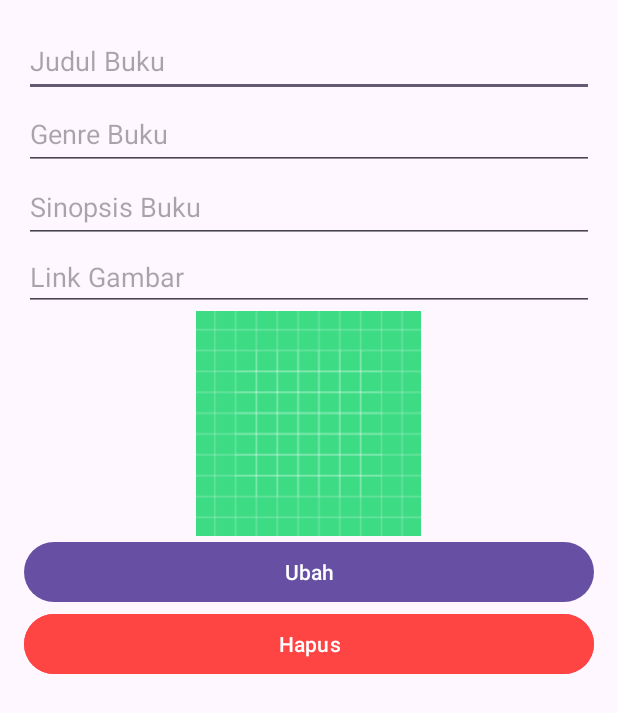
After one commit to birrosabigail/fitcle, an Android app: the EditBookActivity screen opened directly, with no data from a screen before it, on a phone screen of 412 x 824 dp. The commit adds this screen. Shown: the top 713 px of the screen. Run offline under Robolectric (Android 15) with nearby library versions, the phone set to English and light mode, and no system bars; our stand-ins replace Firebase (no records; nobody signed in at launch, a user with empty details on screens opened directly).

Commit message:
Update Firestore

```diff
--- /dev/null
+++ b/app/src/main/java/com/birros/eksportfigmafitcle/EditBookActivity.kt
@@ -0,0 +1,84 @@
+package com.birros.eksportfigmafitcle
+
+import android.os.Bundle
+import android.text.Editable
+import android.text.TextWatcher
+import android.widget.Button
+import android.widget.EditText
+import android.widget.ImageView
+import android.widget.Toast
+import androidx.appcompat.app.AppCompatActivity
+import com.bumptech.glide.Glide
+import com.google.firebase.firestore.FirebaseFirestore
+
+class EditBookActivity : AppCompatActivity() {
+    private lateinit var etJudul: EditText
+    private lateinit var etGenre: EditText
+    private lateinit var etSinopsis: EditText
+    private lateinit var btnUbah: Button
+    private lateinit var btnHapus: Button
+    private lateinit var firestore: FirebaseFirestore
+    private lateinit var bookId: String
+    private lateinit var etGambar: EditText
+    private lateinit var imgPreview: ImageView
+
+    override fun onCreate(savedInstanceState: Bundle?) {
+        super.onCreate(savedInstanceState)
+        setContentView(R.layout.activity_edit_book)
+
+        etJudul = findViewById(R.id.etJudul)
+        etGenre = findViewById(R.id.etGenre)
+        etSinopsis = findViewById(R.id.etSinopsis)
+        btnUbah = findViewById(R.id.btnUbah)
+        btnHapus = findViewById(R.id.btnHapus)
+        etGambar = findViewById(R.id.etGambar)
+        imgPreview = findViewById(R.id.imgPreview)
+        firestore = FirebaseFirestore.getInstance()
+        bookId = intent.getStringExtra("bookId") ?: ""
+
+        ambilData()
+
+        btnUbah.setOnClickListener {
+            val update = mapOf(
+                "title" to etJudul.text.toString(),
+                "genre" to etGenre.text.toString(),
+                "synopsis" to etSinopsis.text.toString(),
+                "gambar" to etGambar.text.toString()
+            )
+            firestore.collection("buku").document(bookId).update(update).addOnSuccessListener {
+                Toast.makeText(this, "Buku diubah", Toast.LENGTH_SHORT).show()
+                finish()
+            }
+        }
+
+        btnHapus.setOnClickListener {
+            firestore.collection("buku").document(bookId).delete().addOnSuccessListener {
+                Toast.makeText(this, "Buku dihapus", Toast.LENGTH_SHORT).show()
+                finish()
+            }
+        }
+        etGambar.addTextChangedListener(object : TextWatcher {
+            override fun afterTextChanged(s: Editable?) {
+                val url = s.toString()
+                if (url.isNotEmpty()) {
+                    Glide.with(this@EditBookActivity)
+                        .load(url)
+                        .into(imgPreview)
+                } else {
+                    imgPreview.setImageResource(R.drawable.ic_launcher_background)
+                }
+            }
+            override fun beforeTextChanged(s: CharSequence?, start: Int, count: Int, after: Int) {}
+            override fun onTextChanged(s: CharSequence?, start: Int, before: Int, count: Int) {}
+        })
+    }
+
+    private fun ambilData() {
+        firestore.collection("buku").document(bookId).get().addOnSuccessListener { doc ->
+            etJudul.setText(doc.getString("title"))
+            etGenre.setText(doc.getString("genre"))
+            etSinopsis.setText(doc.getString("synopsis"))
+            etGambar.setText(doc.getString(("gambar")))
+        }
+    }
+}
--- /dev/null
+++ b/app/src/main/res/layout/activity_edit_book.xml
@@ -0,0 +1,60 @@
+<?xml version="1.0" encoding="utf-8"?>
+<LinearLayout xmlns:android="http://schemas.android.com/apk/res/android"
+    android:layout_width="match_parent" android:layout_height="match_parent"
+    android:orientation="vertical" android:padding="16dp">
+
+    <EditText
+        android:id="@+id/etJudul"
+        android:layout_width="match_parent"
+        android:layout_height="wrap_content"
+        android:hint="Judul Buku"
+        android:minHeight="48dp"
+        android:paddingVertical="12dp" />
+
+    <EditText
+        android:id="@+id/etGenre"
+        android:layout_width="match_parent"
+        android:layout_height="wrap_content"
+        android:hint="Genre Buku"
+        android:minHeight="48dp"
+        android:paddingVertical="12dp" />
+
+    <EditText
+        android:id="@+id/etSinopsis"
+        android:layout_width="match_parent"
+        android:layout_height="wrap_content"
+        android:hint="Sinopsis Buku"
+        android:minHeight="48dp"
+        android:paddingVertical="12dp" />
+
+    <EditText
+        android:id="@+id/etGambar"
+        android:layout_width="match_parent"
+        android:layout_height="wrap_content"
+        android:hint="Link Gambar" />
+    <ImageView
+        android:id="@+id/imgPreview"
+        android:layout_width="150dp"
+        android:layout_height="150dp"
+        android:layout_gravity="center"
+        android:scaleType="centerCrop"
+        android:src="@drawable/ic_launcher_background" />
+
+    <Button
+        android:id="@+id/btnUbah"
+        android:text="Ubah"
+        android:layout_width="match_parent"
+        android:layout_height="wrap_content"
+        android:minHeight="48dp" />
+
+
+    <Button
+        android:id="@+id/btnHapus"
+        android:text="Hapus"
+        android:layout_width="match_parent"
+        android:layout_height="wrap_content"
+        android:minHeight="48dp"
+        android:backgroundTint="#FF4444"
+        android:textColor="#FFFFFF" />
+
+</LinearLayout>
--- a/app/src/main/res/layout/activity_oo.xml
+++ b/app/src/main/res/layout/activity_oo.xml
@@ -213,7 +213,7 @@
         android:id="@+id/imageView44"
         android:layout_width="wrap_content"
         android:layout_height="wrap_content"
-        android:layout_marginTop="32dp"
+        android:layout_marginTop="60dp"
         app:layout_constraintEnd_toEndOf="parent"
         app:layout_constraintHorizontal_bias="0.059"
         app:layout_constraintStart_toStartOf="parent"
--- a/app/src/main/res/layout/activity_utamaew.xml
+++ b/app/src/main/res/layout/activity_utamaew.xml
@@ -122,9 +122,9 @@
         android:id="@+id/imageView20"
         android:layout_width="398dp"
         android:layout_height="112dp"
-        android:layout_marginTop="8dp"
+        android:layout_marginTop="12dp"
         app:layout_constraintEnd_toEndOf="parent"
-        app:layout_constraintHorizontal_bias="0.333"
+        app:layout_constraintHorizontal_bias="0.384"
         app:layout_constraintStart_toStartOf="parent"
         app:layout_constraintTop_toBottomOf="@+id/imageView13"
         app:srcCompat="@drawable/comedyy" />
--- a/build.gradle.kts
+++ b/build.gradle.kts
@@ -2,4 +2,5 @@
 plugins {
     alias(libs.plugins.android.application) apply false
     alias(libs.plugins.jetbrains.kotlin.android) apply false
+    id("com.google.gms.google-services") version "4.4.2" apply false
 }
--- a/gradle/libs.versions.toml
+++ b/gradle/libs.versions.toml
@@ -1,6 +1,6 @@
 [versions]
 agp = "8.5.1"
-kotlin = "1.9.0"
+kotlin = "2.1.0"
 coreKtx = "1.13.1"
 junit = "4.13.2"
 junitVersion = "1.2.1"
@@ -9,6 +9,8 @@ appcompat = "1.7.0"
 material = "1.12.0"
 activity = "1.9.2"
 constraintlayout = "2.1.4"
+googleGmsGoogleServices = "4.4.2"
+firebaseFirestore = "25.1.4"
 
 [libraries]
 androidx-core-ktx = { group = "androidx.core", name = "core-ktx", version.ref = "coreKtx" }
@@ -19,7 +21,9 @@ androidx-appcompat = { group = "androidx.appcompat", name = "appcompat", version
 material = { group = "com.google.android.material", name = "material", version.ref = "material" }
 androidx-activity = { group = "androidx.activity", name = "activity", version.ref = "activity" }
 androidx-constraintlayout = { group = "androidx.constraintlayout", name = "constraintlayout", version.ref = "constraintlayout" }
+firebase-firestore = { group = "com.google.firebase", name = "firebase-firestore", version.ref = "firebaseFirestore" }
 
 [plugins]
 android-application = { id = "com.android.application", version.ref = "agp" }
 jetbrains-kotlin-android = { id = "org.jetbrains.kotlin.android", version.ref = "kotlin" }
+google-gms-google-services = { id = "com.google.gms.google-services", version.ref = "googleGmsGoogleServices" }
```
Also changed, not shown: app/build.gradle.kts (+7 -0 lines), app/src/main/AndroidManifest.xml (+6 -5 lines), app/src/main/java/com/birros/eksportfigmafitcle/InputBukuActivity.kt (added, +79 -0 lines), app/src/main/java/com/birros/eksportfigmafitcle/TmbhActivity.kt (added, +74 -0 lines), app/src/main/java/com/birros/eksportfigmafitcle/adapter/BookAdapter.kt (added, +46 -0 lines), app/src/main/java/com/birros/eksportfigmafitcle/hommealone.kt (+16 -1 lines), app/src/main/java/com/birros/eksportfigmafitcle/model/Book.kt (added, +9 -0 lines), app/src/main/res/layout/activity_hommealone.xml (+13 -0 lines), app/src/main/res/layout/activity_input_buku.xml (added, +46 -0 lines), app/src/main/res/layout/activity_tmbh.xml (added, +39 -0 lines), app/src/main/res/layout/item_buku.xml (added, +49 -0 lines), gradle/wrapper/gradle-wrapper.properties, 2 other files.
